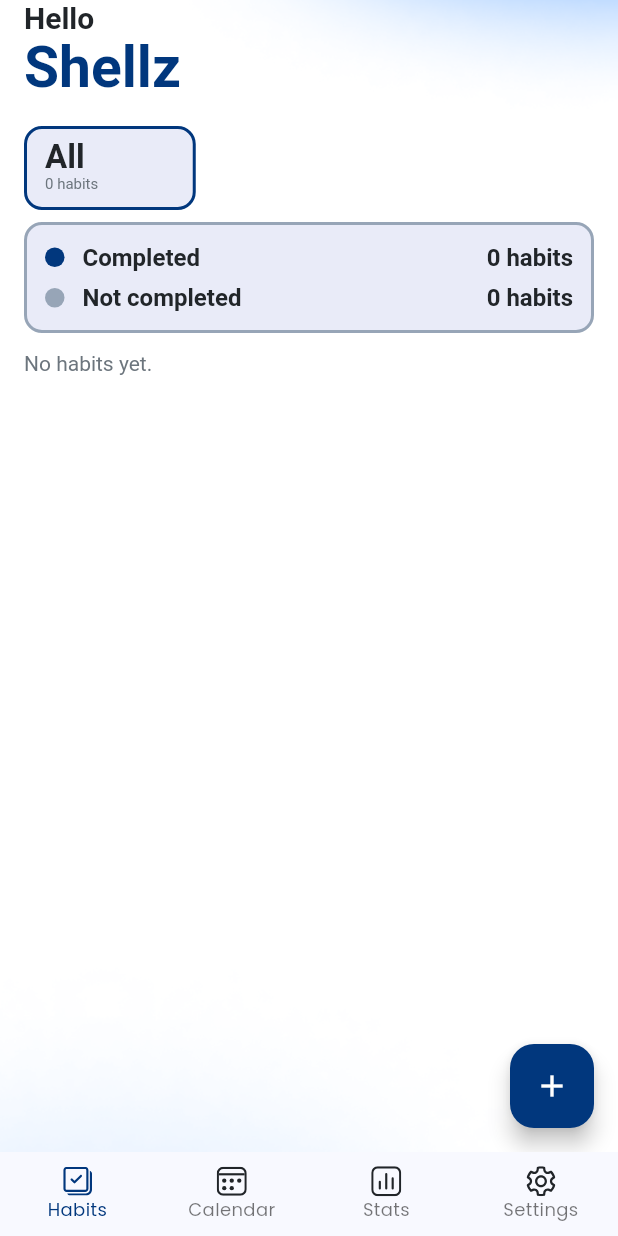
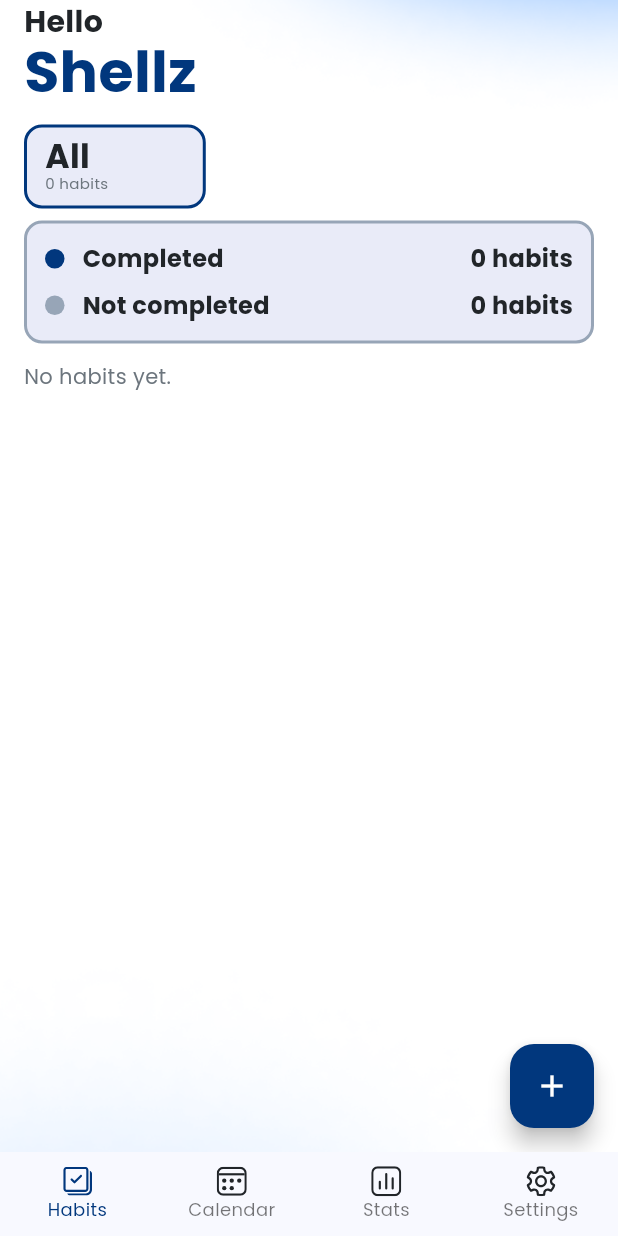
Before and after one commit to ashellz/habitt_v2, a Flutter app: the screen it shows after launch, on a phone screen of 412 x 824 dp. Run offline on Flutter 3.47's test engine with Material 3 defaults, Android fonts, the light colour scheme and no system bars; our stand-ins replace flutter_spinbox, flutter_svg, tinycolor2; generated files the repository leaves out were written again.

Commit message:
Fixed font and greeting on android

```diff
--- a/lib/pages/main_pages/habits_page.dart
+++ b/lib/pages/main_pages/habits_page.dart
@@ -43,9 +43,7 @@ class _HabitsPageState extends State<HabitsPage> {
                 }),
         child: Icon(Icons.add, color: Colors.white),
       ),
-      body: DefaultTextStyle(
-        style: TextStyle(color: Color(0xFF212529)),
-        child: GradientBackground(
+      body: GradientBackground(
         child: Padding(
           padding: const EdgeInsets.symmetric(horizontal: 16.0),
           child: ListView(
@@ -57,7 +55,6 @@ class _HabitsPageState extends State<HabitsPage> {
               Habits(),
               SizedBox(height: 80),
             ],
-            ),
           ),
         ),
       ),
--- a/lib/widgets/habits_page/greeting.dart
+++ b/lib/widgets/habits_page/greeting.dart
@@ -22,6 +22,7 @@ class Greeting extends StatelessWidget {
           "Shellz",
           style: TextStyle(
             fontSize: 38,
+            height: 1,
             color: colorProvider.colorScheme.darkerStandardColor,
             fontWeight: FontWeight.bold,
           ),
```
Lines whose indentation alone changed are shown as unchanged.
